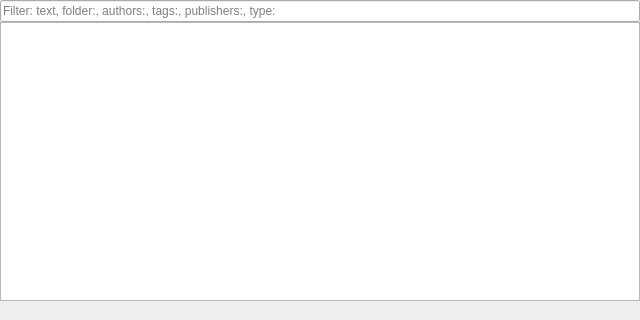
Old version of the form packages/rehuco-agent/src/rehuco_agent/rehuco/rehuco_browser_panel.ui in the repository borco/rehuco.
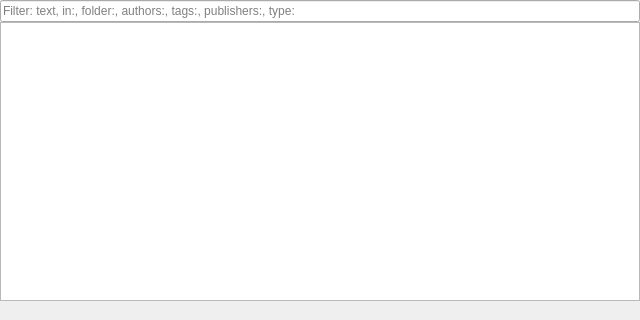
New version of the form.

```diff
--- a/packages/rehuco-agent/src/rehuco_agent/rehuco/rehuco_browser_panel.ui
+++ b/packages/rehuco-agent/src/rehuco_agent/rehuco/rehuco_browser_panel.ui
@@ -29,7 +29,7 @@
    <item>
     <widget class="QLineEdit" name="filter_edit">
      <property name="placeholderText">
-      <string>Filter: text, folder:, authors:, tags:, publishers:, type:</string>
+      <string>Filter: text, in:, folder:, authors:, tags:, publishers:, type:</string>
      </property>
     </widget>
    </item>
```
